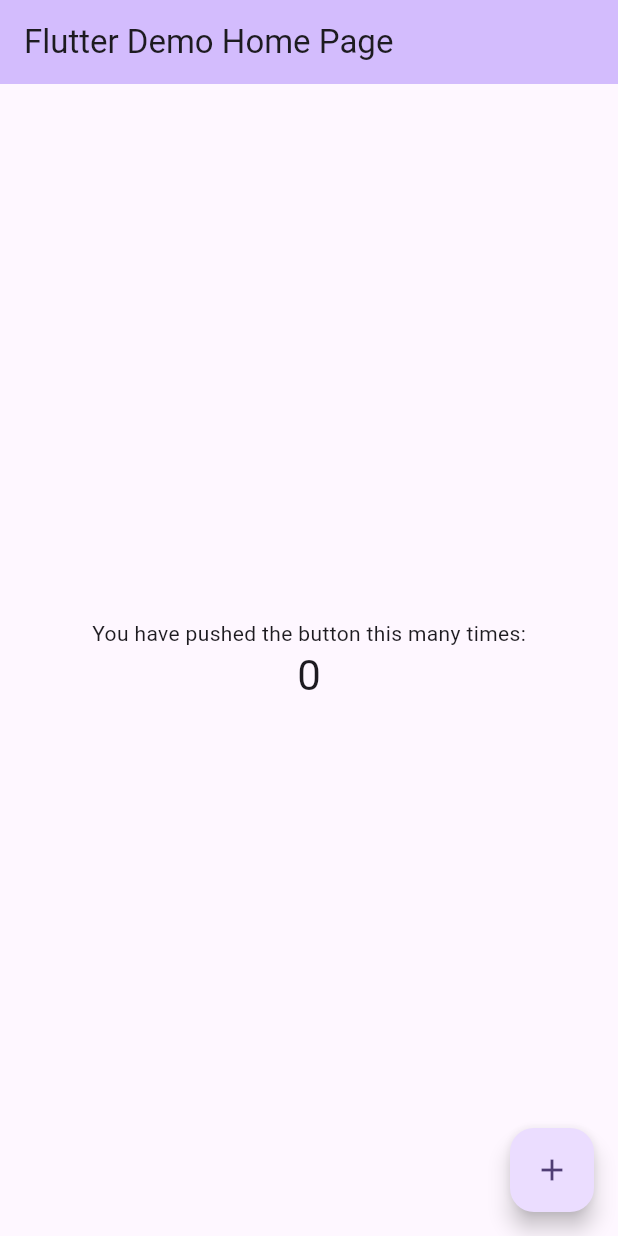
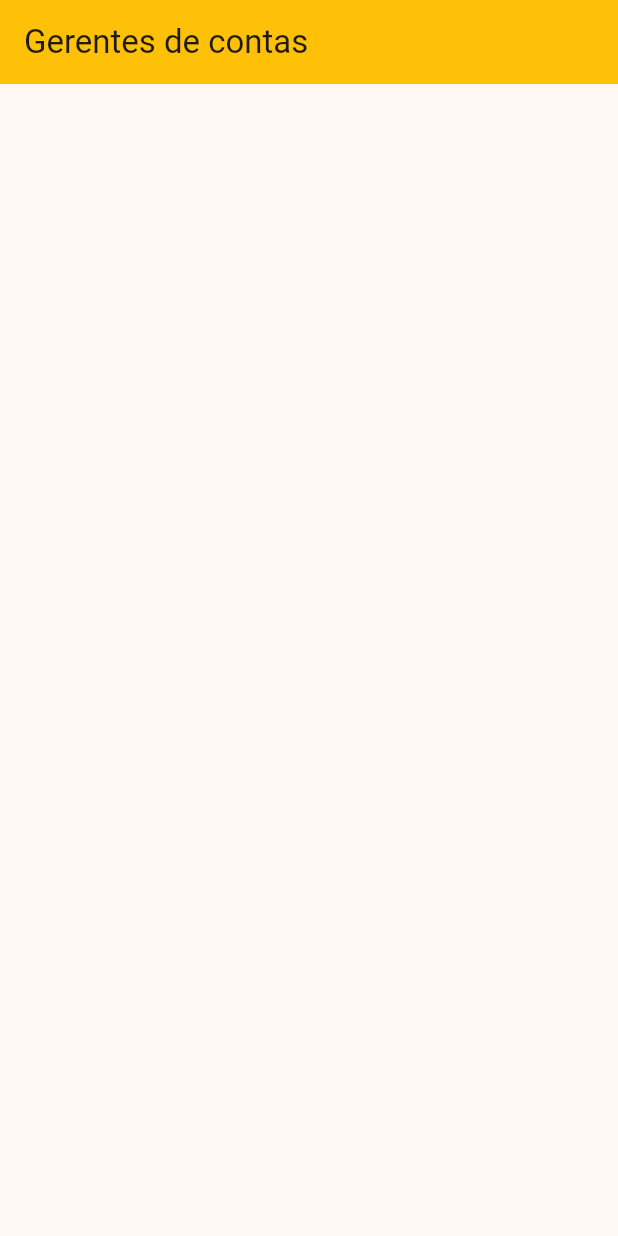
Before and after one commit to Renatofsds16/manager, a Flutter app: the screen it shows after launch, on a phone screen of 412 x 824 dp. Run offline on Flutter 3.47's test engine with Material 3 defaults, Android fonts, the phone set to English and light mode, and no system bars; our stand-ins replace firebase_auth, firebase_core; accounts and stored records are empty; generated files the repository leaves out were written again; network calls fail.

```diff
--- a/lib/main.dart
+++ b/lib/main.dart
@@ -1,125 +1,31 @@
 import 'package:flutter/material.dart';
+import 'package:manager/pages/Home.dart';
+import 'package:firebase_core/firebase_core.dart';
+import 'firebase_options.dart';
+import 'package:firebase_auth/firebase_auth.dart';
 
-void main() {
-  runApp(const MyApp());
-}
 
-class MyApp extends StatelessWidget {
-  const MyApp({super.key});
+void main() async {
+  WidgetsFlutterBinding.ensureInitialized();
+  await Firebase.initializeApp(
+    options: DefaultFirebaseOptions.currentPlatform,
+  );
+  FirebaseAuth user = FirebaseAuth.instance;
+  user.createUserWithEmailAndPassword(
+      email: 'renatofss16@gmail.com',
+      password: '12345678'
+  );
 
-  // This widget is the root of your application.
-  @override
-  Widget build(BuildContext context) {
-    return MaterialApp(
-      title: 'Flutter Demo',
+
+
+  runApp(
+    MaterialApp(
       theme: ThemeData(
-        // This is the theme of your application.
-        //
-        // TRY THIS: Try running your application with "flutter run". You'll see
-        // the application has a purple toolbar. Then, without quitting the app,
-        // try changing the seedColor in the colorScheme below to Colors.green
-        // and then invoke "hot reload" (save your changes or press the "hot
-        // reload" button in a Flutter-supported IDE, or press "r" if you used
-        // the command line to start the app).
-        //
-        // Notice that the counter didn't reset back to zero; the application
-        // state is not lost during the reload. To reset the state, use hot
-        // restart instead.
-        //
-        // This works for code too, not just values: Most code changes can be
-        // tested with just a hot reload.
-        colorScheme: ColorScheme.fromSeed(seedColor: Colors.deepPurple),
+        colorScheme: ColorScheme.fromSeed(seedColor: Colors.amber),
         useMaterial3: true,
       ),
-      home: const MyHomePage(title: 'Flutter Demo Home Page'),
-    );
-  }
+      debugShowCheckedModeBanner: false,
+      home: const Home(),
+    )
+  );
 }
-
-class MyHomePage extends StatefulWidget {
-  const MyHomePage({super.key, required this.title});
-
-  // This widget is the home page of your application. It is stateful, meaning
-  // that it has a State object (defined below) that contains fields that affect
-  // how it looks.
-
-  // This class is the configuration for the state. It holds the values (in this
-  // case the title) provided by the parent (in this case the App widget) and
-  // used by the build method of the State. Fields in a Widget subclass are
-  // always marked "final".
-
-  final String title;
-
-  @override
-  State<MyHomePage> createState() => _MyHomePageState();
-}
-
-class _MyHomePageState extends State<MyHomePage> {
-  int _counter = 0;
-
-  void _incrementCounter() {
-    setState(() {
-      // This call to setState tells the Flutter framework that something has
-      // changed in this State, which causes it to rerun the build method below
-      // so that the display can reflect the updated values. If we changed
-      // _counter without calling setState(), then the build method would not be
-      // called again, and so nothing would appear to happen.
-      _counter++;
-    });
-  }
-
-  @override
-  Widget build(BuildContext context) {
-    // This method is rerun every time setState is called, for instance as done
-    // by the _incrementCounter method above.
-    //
-    // The Flutter framework has been optimized to make rerunning build methods
-    // fast, so that you can just rebuild anything that needs updating rather
-    // than having to individually change instances of widgets.
-    return Scaffold(
-      appBar: AppBar(
-        // TRY THIS: Try changing the color here to a specific color (to
-        // Colors.amber, perhaps?) and trigger a hot reload to see the AppBar
-        // change color while the other colors stay the same.
-        backgroundColor: Theme.of(context).colorScheme.inversePrimary,
-        // Here we take the value from the MyHomePage object that was created by
-        // the App.build method, and use it to set our appbar title.
-        title: Text(widget.title),
-      ),
-      body: Center(
-        // Center is a layout widget. It takes a single child and positions it
-        // in the middle of the parent.
-        child: Column(
-          // Column is also a layout widget. It takes a list of children and
-          // arranges them vertically. By default, it sizes itself to fit its
-          // children horizontally, and tries to be as tall as its parent.
-          //
-          // Column has various properties to control how it sizes itself and
-          // how it positions its children. Here we use mainAxisAlignment to
-          // center the children vertically; the main axis here is the vertical
-          // axis because Columns are vertical (the cross axis would be
-          // horizontal).
-          //
-          // TRY THIS: Invoke "debug painting" (choose the "Toggle Debug Paint"
-          // action in the IDE, or press "p" in the console), to see the
-          // wireframe for each widget.
-          mainAxisAlignment: MainAxisAlignment.center,
-          children: <Widget>[
-            const Text(
-              'You have pushed the button this many times:',
-            ),
-            Text(
-              '$_counter',
-              style: Theme.of(context).textTheme.headlineMedium,
-            ),
-          ],
-        ),
-      ),
-      floatingActionButton: FloatingActionButton(
-        onPressed: _incrementCounter,
-        tooltip: 'Increment',
-        child: const Icon(Icons.add),
-      ), // This trailing comma makes auto-formatting nicer for build methods.
-    );
-  }
-}
--- /dev/null
+++ b/lib/pages/Home.dart
@@ -0,0 +1,21 @@
+import 'package:flutter/material.dart';
+
+class Home extends StatefulWidget {
+  const Home({super.key});
+
+  @override
+  State<Home> createState() => _HomeState();
+}
+
+class _HomeState extends State<Home> {
+  @override
+  Widget build(BuildContext context) {
+    return Scaffold(
+      appBar: AppBar(
+        backgroundColor: Colors.amber,
+        title: const Text('Gerentes de contas'),
+      ),
+      body: Container(),
+    );
+  }
+}
--- a/pubspec.yaml
+++ b/pubspec.yaml
@@ -35,6 +35,11 @@ dependencies:
   # The following adds the Cupertino Icons font to your application.
   # Use with the CupertinoIcons class for iOS style icons.
   cupertino_icons: ^1.0.2
+  firebase_core: ^2.27.0
+  firebase_auth: ^4.17.8
+  firebase_storage: ^11.6.9
+  cloud_firestore: ^4.15.8
+  image_picker: ^1.0.8
 
 dev_dependencies:
   flutter_test:
```
Also changed, not shown: firebase.json (added), pubspec.lock, 8 other files.
